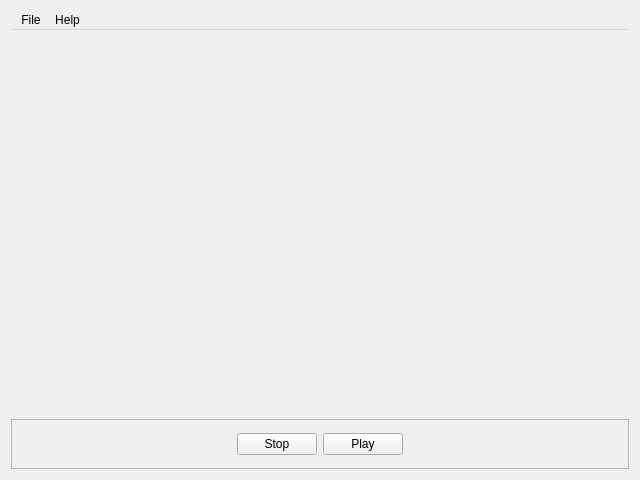
This is src/plugins/vlc/vlcinterface.ui in 0xd34df00d/leechcraft as Qt 5 draws it before an edit. The edited form follows.
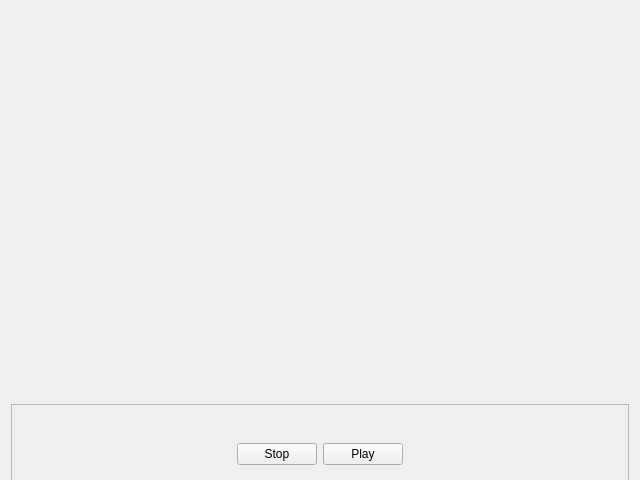
This is the edited form.

```diff
--- a/src/plugins/vlc/vlcinterface.ui
+++ b/src/plugins/vlc/vlcinterface.ui
@@ -14,38 +14,6 @@
    <string>MainWindow</string>
   </property>
   <layout class="QVBoxLayout" name="verticalLayout">
-   <item>
-    <widget class="QMenuBar" name="menubar">
-     <property name="maximumSize">
-      <size>
-       <width>16777215</width>
-       <height>19</height>
-      </size>
-     </property>
-     <property name="defaultUp">
-      <bool>true</bool>
-     </property>
-     <property name="nativeMenuBar">
-      <bool>true</bool>
-     </property>
-     <widget class="QMenu" name="menuFile">
-      <property name="title">
-       <string>File</string>
-      </property>
-      <addaction name="actionOpen"/>
-      <addaction name="actionClose_tab"/>
-     </widget>
-     <widget class="QMenu" name="menuHelp">
-      <property name="title">
-       <string>Help</string>
-      </property>
-      <addaction name="actionAbout"/>
-      <addaction name="actionAbout_Qt"/>
-     </widget>
-     <addaction name="menuFile"/>
-     <addaction name="menuHelp"/>
-    </widget>
-   </item>
    <item>
     <widget class="QWidget" name="vlcWidget" native="true"/>
    </item>
@@ -54,7 +22,7 @@
      <property name="minimumSize">
       <size>
        <width>0</width>
-       <height>50</height>
+       <height>80</height>
       </size>
      </property>
      <property name="maximumSize">
@@ -69,7 +37,13 @@
      <property name="frameShadow">
       <enum>QFrame::Raised</enum>
      </property>
-     <layout class="QHBoxLayout" name="horizontalLayout">
+     <layout class="QVBoxLayout" name="verticalLayout_2">
+      <item>
+       <widget class="QWidget" name="scrollBarWidget" native="true"/>
+      </item>
+      <item>
+       <widget class="QWidget" name="widget" native="true">
+        <layout class="QHBoxLayout" name="horizontalLayout_2">
       <item>
        <spacer name="horizontalSpacer">
         <property name="orientation">
@@ -109,6 +83,9 @@
          </size>
         </property>
        </spacer>
+         </item>
+        </layout>
+       </widget>
       </item>
      </layout>
     </widget>
```
Left out of the diff: 2 changed lines with no effect on the pictures. Lines whose indentation alone changed are shown as unchanged.
